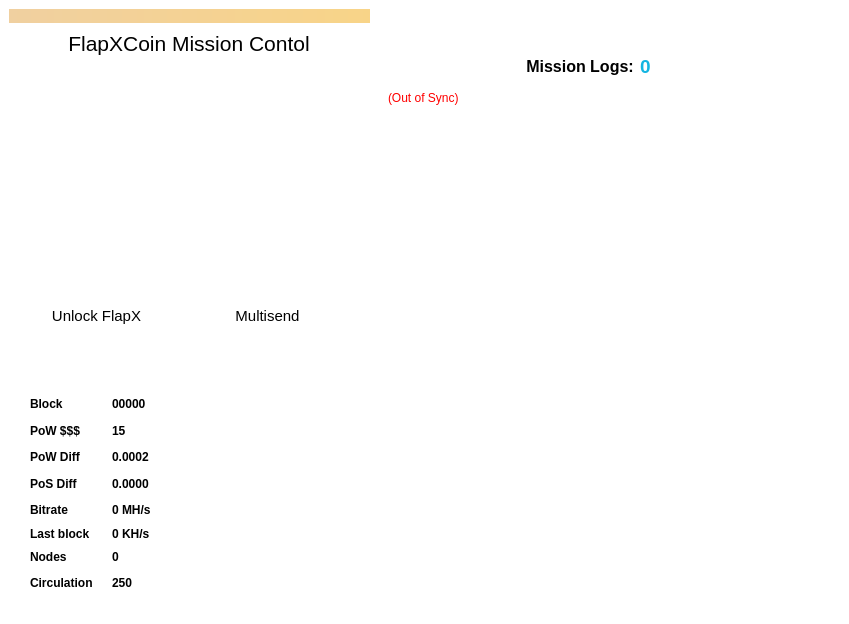
Old version of the form src/qt/forms/overviewpage.ui in the repository FlapXCoin/flapxcoin.
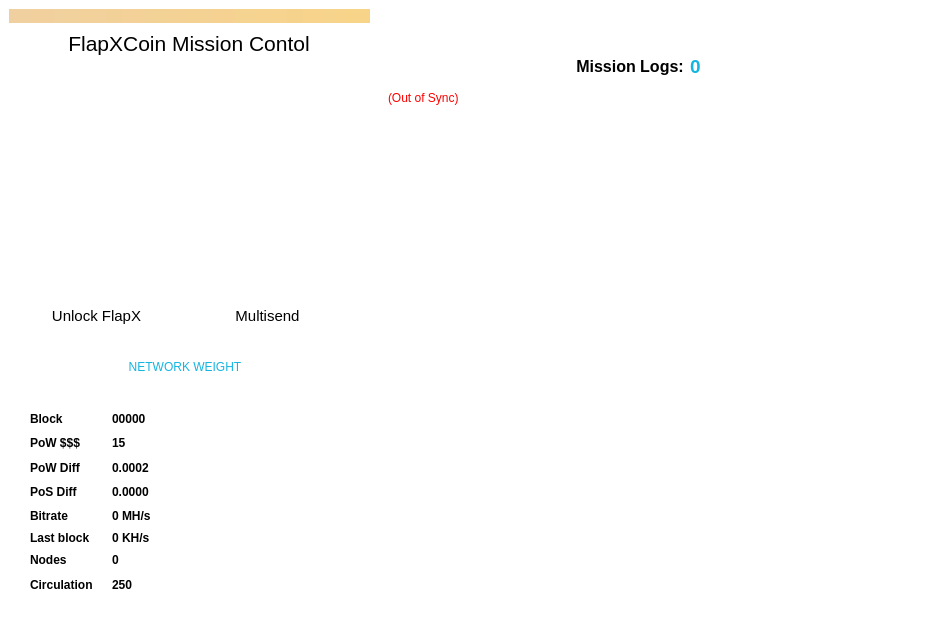
New version of the form. Icons and pictures are not drawn.

Patch:
```diff
--- a/src/qt/forms/overviewpage.ui
+++ b/src/qt/forms/overviewpage.ui
@@ -9,7 +9,7 @@
    <rect>
     <x>0</x>
     <y>0</y>
-    <width>849</width>
+    <width>949</width>
     <height>624</height>
    </rect>
   </property>
@@ -2956,7 +2956,7 @@
                <string notr="true">background:transparent;</string>
               </property>
               <property name="text">
-               <string/>
+               <string>NETWORK WEIGHT</string>
               </property>
               <property name="alignment">
                <set>Qt::AlignCenter</set>
@@ -4016,7 +4016,7 @@
              </property>
              <property name="minimumSize">
               <size>
-               <width>400</width>
+               <width>500</width>
                <height>400</height>
               </size>
              </property>
```
Left out of the diff: 2 changed lines with no effect on the pictures.
